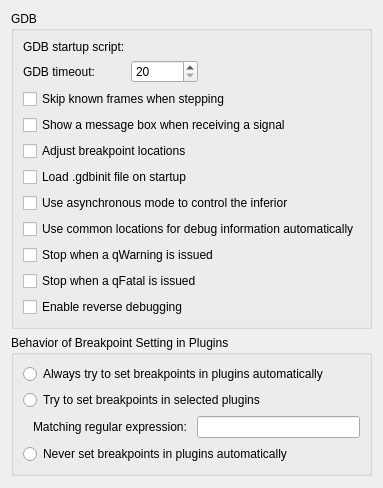
Before: the Qt Designer form src/plugins/debugger/gdb/gdboptionspage.ui in qt-creator/qt-creator, drawn with Qt 5.
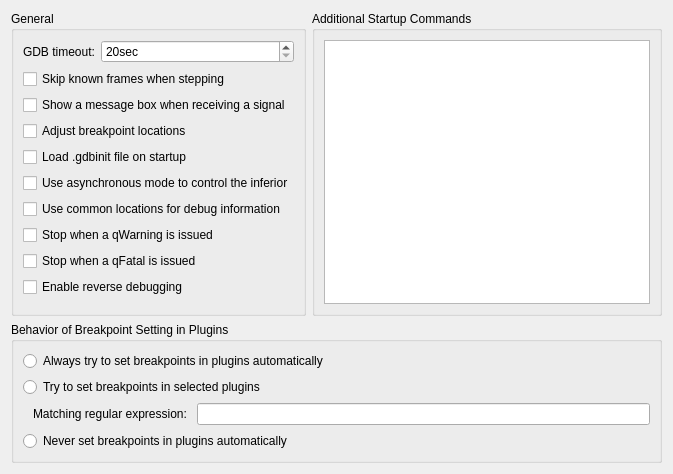
After: the same form once the commit is applied. Custom widgets are drawn as their Qt base class.

Commit message:
debugger: make "gdb startup script" directly editable
External files are still accessible using "source ..."

```diff
--- a/src/plugins/debugger/gdb/gdboptionspage.ui
+++ b/src/plugins/debugger/gdb/gdboptionspage.ui
@@ -2,39 +2,22 @@
 <ui version="4.0">
  <class>GdbOptionsPage</class>
  <widget class="QWidget" name="GdbOptionsPage">
-  <layout class="QVBoxLayout" name="verticalLayout">
-   <item>
+  <property name="geometry">
+   <rect>
+    <x>0</x>
+    <y>0</y>
+    <width>673</width>
+    <height>474</height>
+   </rect>
+  </property>
+  <layout class="QGridLayout" name="gridLayout_3">
+   <item row="0" column="0">
     <widget class="QGroupBox" name="groupBoxLocations">
      <property name="title">
-      <string>GDB</string>
+      <string>General</string>
      </property>
      <layout class="QFormLayout" name="formLayout">
-      <property name="fieldGrowthPolicy">
-       <enum>QFormLayout::ExpandingFieldsGrow</enum>
-      </property>
-      <property name="horizontalSpacing">
-       <number>6</number>
-      </property>
-      <property name="verticalSpacing">
-       <number>6</number>
-      </property>
-      <property name="margin">
-       <number>9</number>
-      </property>
       <item row="0" column="0">
-       <widget class="QLabel" name="labelGdbStartupScript">
-        <property name="toolTip">
-         <string>This is either empty or points to a file containing GDB commands that will be executed immediately after GDB starts up.</string>
-        </property>
-        <property name="text">
-         <string>GDB startup script:</string>
-        </property>
-       </widget>
-      </item>
-      <item row="0" column="1">
-       <widget class="Utils::PathChooser" name="scriptFileChooser"/>
-      </item>
-      <item row="1" column="0">
        <widget class="QLabel" name="labelGdbWatchdogTimeout">
         <property name="toolTip">
          <string>This is the number of seconds Qt Creator will wait before
@@ -48,7 +31,7 @@
         </property>
        </widget>
       </item>
-      <item row="1" column="1">
+      <item row="0" column="1">
        <widget class="QSpinBox" name="spinBoxGdbWatchdogTimeout">
         <property name="toolTip">
          <string>This is the number of seconds Qt Creator will wait before
@@ -60,6 +43,9 @@
         <property name="layoutDirection">
          <enum>Qt::LeftToRight</enum>
         </property>
+        <property name="suffix">
+         <string>sec</string>
+        </property>
         <property name="minimum">
          <number>20</number>
         </property>
@@ -74,7 +60,7 @@
         </property>
        </widget>
       </item>
-      <item row="2" column="0" colspan="2">
+      <item row="1" column="0" colspan="2">
        <widget class="QCheckBox" name="checkBoxSkipKnownFrames">
         <property name="toolTip">
          <string>Allows 'Step Into' to compress several steps into one step for less noisy debugging. For example, the atomic reference
@@ -85,7 +71,7 @@
         </property>
        </widget>
       </item>
-      <item row="3" column="0" colspan="2">
+      <item row="2" column="0" colspan="2">
        <widget class="QCheckBox" name="checkBoxUseMessageBoxForSignals">
         <property name="toolTip">
          <string>This will show a message box as soon as your application receives a signal like SIGSEGV during debugging.</string>
@@ -95,7 +81,7 @@
         </property>
        </widget>
       </item>
-      <item row="4" column="0" colspan="2">
+      <item row="3" column="0" colspan="2">
        <widget class="QCheckBox" name="checkBoxAdjustBreakpointLocations">
         <property name="toolTip">
          <string>&lt;html&gt;&lt;head/&gt;&lt;/body&gt;&lt;p&gt;GDB allows setting breakpoints on source lines for which no code was generated. In such situations the breakpoint is shifted to the next source code line for which code was actually generated. This option reflects such temporary change by moving the breakpoint markers in the source code editor.&lt;/p&gt;&lt;/body&gt;&lt;/html&gt;</string>
@@ -105,7 +91,7 @@
         </property>
        </widget>
       </item>
-      <item row="5" column="0" colspan="2">
+      <item row="4" column="0" colspan="2">
        <widget class="QCheckBox" name="checkBoxLoadGdbInit">
         <property name="toolTip">
          <string>This allows or inhibits reading the user's default .gdbinit file on debugger startup.</string>
@@ -115,38 +101,38 @@
         </property>
        </widget>
       </item>
-      <item row="6" column="0" colspan="2">
+      <item row="5" column="0" colspan="2">
        <widget class="QCheckBox" name="checkBoxTargetAsync">
         <property name="text">
          <string>Use asynchronous mode to control the inferior</string>
         </property>
        </widget>
       </item>
-      <item row="7" column="0" colspan="2">
+      <item row="6" column="0" colspan="2">
        <widget class="QCheckBox" name="checkBoxAutoEnrichParameters">
         <property name="toolTip">
          <string>This adds common paths to locations of debug information at debugger startup.</string>
         </property>
         <property name="text">
-         <string>Use common locations for debug information automatically</string>
+         <string>Use common locations for debug information</string>
         </property>
        </widget>
       </item>
-      <item row="8" column="0" colspan="2">
+      <item row="7" column="0" colspan="2">
        <widget class="QCheckBox" name="checkBoxBreakOnWarning">
         <property name="text">
          <string>Stop when a qWarning is issued</string>
         </property>
        </widget>
       </item>
-      <item row="9" column="0" colspan="2">
+      <item row="8" column="0" colspan="2">
        <widget class="QCheckBox" name="checkBoxBreakOnFatal">
         <property name="text">
          <string>Stop when a qFatal is issued</string>
         </property>
        </widget>
       </item>
-      <item row="10" column="0" colspan="2">
+      <item row="9" column="0" colspan="2">
        <widget class="QCheckBox" name="checkBoxEnableReverseDebugging">
         <property name="toolTip">
          <string>&lt;html&gt;&lt;head/&gt;&lt;body&gt;&lt;p&gt;Selecting this enables reverse debugging.&lt;/p&gt;&lt;.p&gt;&lt;b&gt;Note:&lt;/b&gt; This feature is very slow and unstable on the GDB side. It exhibits unpredictable behavior when going backwards over system calls and is very likely to destroy your debugging session.&lt;/p&gt;&lt;body&gt;&lt;/html&gt;</string>
@@ -159,7 +145,19 @@
      </layout>
     </widget>
    </item>
-   <item>
+   <item row="0" column="1">
+    <widget class="QGroupBox" name="groupBoxStartupCommands">
+     <property name="title">
+      <string>Additional Startup Commands</string>
+     </property>
+     <layout class="QGridLayout" name="gridLayout_2">
+      <item row="0" column="0">
+       <widget class="QTextEdit" name="textEditStartupCommands"/>
+      </item>
+     </layout>
+    </widget>
+   </item>
+   <item row="1" column="0" colspan="2">
     <widget class="QGroupBox" name="groupBoxPluginDebugging">
      <property name="title">
       <string>Behavior of Breakpoint Setting in Plugins</string>
@@ -222,32 +220,8 @@
      </layout>
     </widget>
    </item>
-   <item>
-    <spacer name="verticalSpacer">
-     <property name="orientation">
-      <enum>Qt::Vertical</enum>
-     </property>
-     <property name="sizeType">
-      <enum>QSizePolicy::MinimumExpanding</enum>
-     </property>
-     <property name="sizeHint" stdset="0">
-      <size>
-       <width>10</width>
-       <height>1</height>
-      </size>
-     </property>
-    </spacer>
-   </item>
   </layout>
  </widget>
- <customwidgets>
-  <customwidget>
-   <class>Utils::PathChooser</class>
-   <extends>QWidget</extends>
-   <header location="global">utils/pathchooser.h</header>
-   <container>1</container>
-  </customwidget>
- </customwidgets>
  <resources/>
  <connections/>
 </ui>
```
The commit also changes 4 other files.
